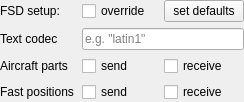
Old version of the form src/blackgui/editors/fsdsetupform.ui in the repository swift-project/pilotclient.
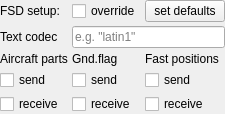
New version of the form.

Commit message: Ref T259, Ref T243 UI for FSD setup adjusted (added gnd flags)

The edit to the form file:
```diff
--- a/src/blackgui/editors/fsdsetupform.ui
+++ b/src/blackgui/editors/fsdsetupform.ui
@@ -6,8 +6,8 @@
    <rect>
     <x>0</x>
     <y>0</y>
-    <width>244</width>
-    <height>91</height>
+    <width>194</width>
+    <height>101</height>
    </rect>
   </property>
   <property name="windowTitle">
@@ -26,17 +26,13 @@
    <property name="bottomMargin">
     <number>0</number>
    </property>
-   <item row="4" column="2">
-    <widget class="QCheckBox" name="cb_FastPositionReceive">
+   <property name="spacing">
+    <number>4</number>
+   </property>
+   <item row="0" column="2">
+    <widget class="QPushButton" name="pb_SetDefaults">
      <property name="text">
-      <string>receive</string>
-     </property>
-    </widget>
-   </item>
-   <item row="1" column="0">
-    <widget class="QLabel" name="lbl_TextCodec">
-     <property name="text">
-      <string>Text codec</string>
+      <string>set defaults</string>
      </property>
     </widget>
    </item>
@@ -47,48 +43,48 @@
      </property>
     </widget>
    </item>
+   <item row="4" column="2">
+    <widget class="QCheckBox" name="cb_FastPositionSend">
+     <property name="text">
+      <string>send</string>
+     </property>
+    </widget>
+   </item>
+   <item row="4" column="1">
+    <widget class="QCheckBox" name="cb_GndFlagSend">
+     <property name="text">
+      <string>send</string>
+     </property>
+    </widget>
+   </item>
+   <item row="5" column="2">
+    <widget class="QCheckBox" name="cb_FastPositionReceive">
+     <property name="text">
+      <string>receive</string>
+     </property>
+    </widget>
+   </item>
+   <item row="5" column="0">
+    <widget class="QCheckBox" name="cb_AircraftPartsReceive">
+     <property name="text">
+      <string>receive</string>
+     </property>
+    </widget>
+   </item>
    <item row="3" column="1">
-    <widget class="QCheckBox" name="cb_AircraftPartsSend">
+    <widget class="QLabel" name="lbl_GndFlag">
      <property name="text">
-      <string>send</string>
+      <string>Gnd.flag</string>
      </property>
     </widget>
    </item>
-   <item row="0" column="2">
-    <widget class="QPushButton" name="pb_SetDefaults">
-     <property name="text">
-      <string>set defaults</string>
-     </property>
-    </widget>
-   </item>
-   <item row="4" column="0">
+   <item row="3" column="2">
     <widget class="QLabel" name="lbl_FastPositions">
      <property name="text">
       <string>Fast positions</string>
      </property>
     </widget>
    </item>
-   <item row="3" column="2">
-    <widget class="QCheckBox" name="cb_AircraftPartsReceive">
-     <property name="text">
-      <string>receive</string>
-     </property>
-    </widget>
-   </item>
-   <item row="4" column="1">
-    <widget class="QCheckBox" name="cb_FastPositionSend">
-     <property name="text">
-      <string>send</string>
-     </property>
-    </widget>
-   </item>
-   <item row="0" column="1">
-    <widget class="QCheckBox" name="cb_Override">
-     <property name="text">
-      <string>override</string>
-     </property>
-    </widget>
-   </item>
    <item row="0" column="0">
     <widget class="QLabel" name="lbl_FsdSetup">
      <property name="text">
@@ -96,6 +92,34 @@
      </property>
     </widget>
    </item>
+   <item row="0" column="1">
+    <widget class="QCheckBox" name="cb_Override">
+     <property name="text">
+      <string>override</string>
+     </property>
+    </widget>
+   </item>
+   <item row="4" column="0">
+    <widget class="QCheckBox" name="cb_AircraftPartsSend">
+     <property name="text">
+      <string>send</string>
+     </property>
+    </widget>
+   </item>
+   <item row="5" column="1">
+    <widget class="QCheckBox" name="cb_GndFlagReceive">
+     <property name="text">
+      <string>receive</string>
+     </property>
+    </widget>
+   </item>
+   <item row="1" column="0">
+    <widget class="QLabel" name="lbl_TextCodec">
+     <property name="text">
+      <string>Text codec</string>
+     </property>
+    </widget>
+   </item>
    <item row="1" column="1" colspan="2">
     <widget class="QLineEdit" name="le_TextCodec">
      <property name="placeholderText">
```
Left out of the diff: 6 changed lines with no effect on the pictures. The commit also changes 2 other files.
